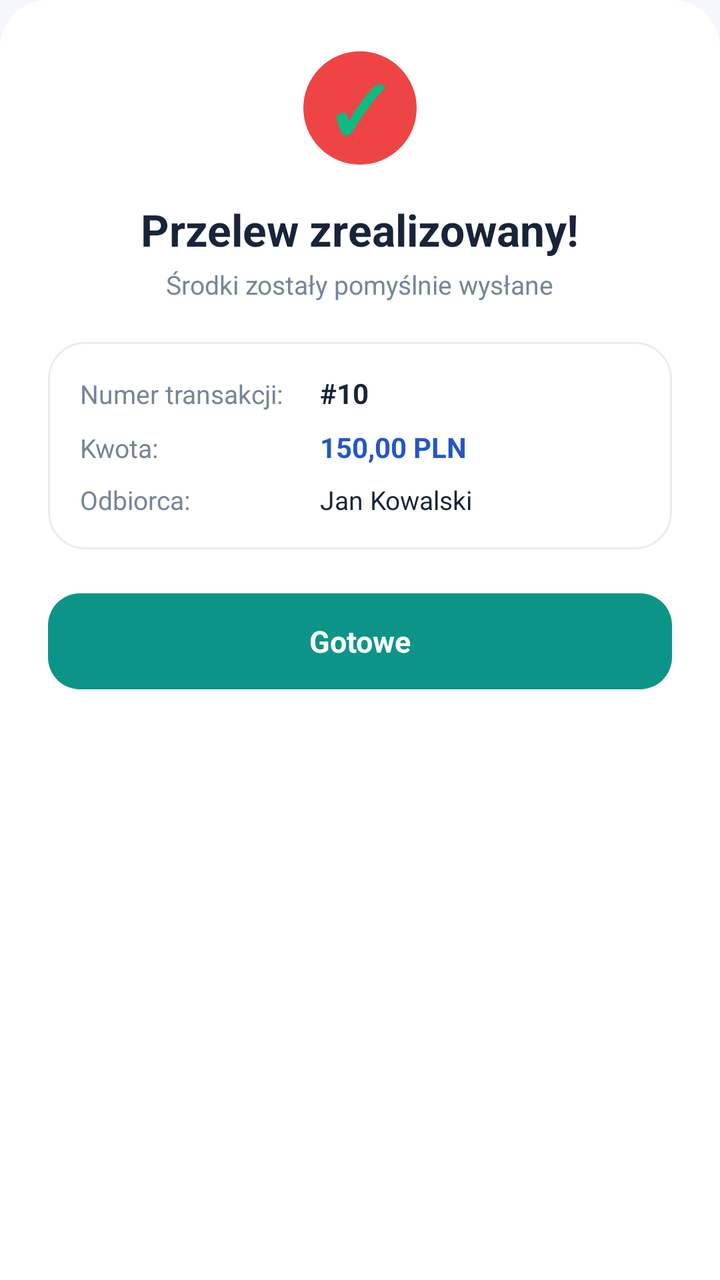
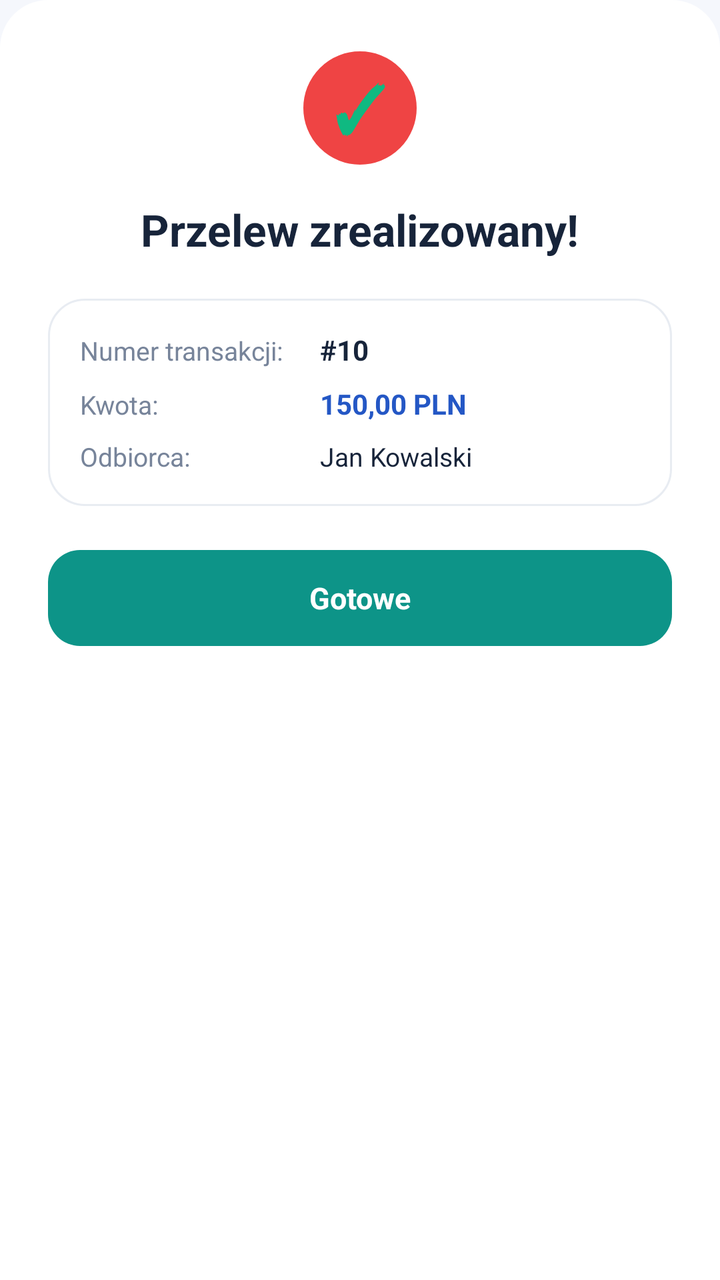

Compare the two renders of this Android layout. The source of the first and the diff that turns it into the second are given below.
<!-- AndroidManifest.xml: application theme Theme.Bank3 -->
<!-- res/layout/dialog_transfer_success.xml -->
<?xml version="1.0" encoding="utf-8"?>
<LinearLayout xmlns:android="http://schemas.android.com/apk/res/android"
    android:id="@+id/dialogSuccessRoot"
    android:layout_width="match_parent"
    android:layout_height="wrap_content"
    android:orientation="vertical"
    android:padding="24dp"
    android:gravity="center_horizontal"
    android:background="@drawable/bg_popup_rounded">

    
    <TextView
        android:id="@+id/iconSuccess"
        android:layout_width="60dp"
        android:layout_height="60dp"
        android:gravity="center"
        android:text="✓"
        android:textColor="#10B981"
        android:textSize="32sp"
        android:textStyle="bold"
        android:background="@drawable/bg_notification_dot" />

    <TextView
        android:id="@+id/dialogSuccessTitle"
        android:layout_width="wrap_content"
        android:layout_height="wrap_content"
        android:layout_marginTop="16dp"
        android:text="Przelew zrealizowany!"
        android:textColor="@color/theme_text"
        android:textSize="22sp"
        android:textStyle="bold" />

    <TextView
        android:id="@+id/dialogSuccessSubtitle"
        android:layout_width="wrap_content"
        android:layout_height="wrap_content"
        android:layout_marginTop="4dp"
        android:text="Środki zostały pomyślnie wysłane"
        android:textColor="@color/theme_text_secondary"
        android:textSize="13sp" />

    
    <LinearLayout
        android:layout_width="match_parent"
        android:layout_height="wrap_content"
        android:layout_marginTop="20dp"
        android:background="@drawable/bg_quick_action"
        android:orientation="vertical"
        android:padding="16dp">

        <LinearLayout
            android:layout_width="match_parent"
            android:layout_height="wrap_content"
            android:orientation="horizontal">

            <TextView
                android:layout_width="120dp"
                android:layout_height="wrap_content"
                android:text="Numer transakcji:"
                android:textColor="@color/theme_text_secondary"
                android:textSize="13sp" />

            <TextView
                android:id="@+id/txtSuccessTxId"
                android:layout_width="0dp"
                android:layout_height="wrap_content"
                android:layout_weight="1"
                android:text="#10"
                android:textColor="@color/theme_text"
                android:textSize="14sp"
                android:textStyle="bold" />
        </LinearLayout>

        <LinearLayout
            android:layout_width="match_parent"
            android:layout_height="wrap_content"
            android:layout_marginTop="8dp"
            android:orientation="horizontal">

            <TextView
                android:layout_width="120dp"
                android:layout_height="wrap_content"
                android:text="Kwota:"
                android:textColor="@color/theme_text_secondary"
                android:textSize="13sp" />

            <TextView
                android:id="@+id/txtSuccessAmount"
                android:layout_width="0dp"
                android:layout_height="wrap_content"
                android:layout_weight="1"
                android:text="150,00 PLN"
                android:textColor="@color/theme_primary"
                android:textSize="14sp"
                android:textStyle="bold" />
        </LinearLayout>

        <LinearLayout
            android:layout_width="match_parent"
            android:layout_height="wrap_content"
            android:layout_marginTop="8dp"
            android:orientation="horizontal">

            <TextView
                android:layout_width="120dp"
                android:layout_height="wrap_content"
                android:text="Odbiorca:"
                android:textColor="@color/theme_text_secondary"
                android:textSize="13sp" />

            <TextView
                android:id="@+id/txtSuccessRecipient"
                android:layout_width="0dp"
                android:layout_height="wrap_content"
                android:layout_weight="1"
                android:text="Jan Kowalski"
                android:textColor="@color/theme_text"
                android:textSize="13sp" />
        </LinearLayout>

    </LinearLayout>

    <TextView
        android:id="@+id/btnSuccessDone"
        android:layout_width="match_parent"
        android:layout_height="48dp"
        android:layout_marginTop="22dp"
        android:background="@drawable/bg_register_button"
        android:gravity="center"
        android:text="Gotowe"
        android:textColor="#FFFFFF"
        android:textSize="15sp"
        android:textStyle="bold"
        android:clickable="true"
        android:focusable="true" />

</LinearLayout>
<!-- resources referenced by this layout -->
<resources>
  <color name="theme_primary">#2457C5</color>
  <color name="theme_text">#17243A</color>
  <color name="theme_text_secondary">#77849A</color>
  <!-- drawable bg_notification_dot (drawable) -->
  <?xml version="1.0" encoding="utf-8"?>
  <shape xmlns:android="http://schemas.android.com/apk/res/android"
      android:shape="oval">
      <solid android:color="#EF4444" />
      <stroke android:width="1.5dp" android:color="#FFFFFF" />
  </shape>
  <!-- drawable bg_popup_rounded (drawable) -->
  <?xml version="1.0" encoding="utf-8"?>
  <shape xmlns:android="http://schemas.android.com/apk/res/android"
      android:shape="rectangle">
      <solid android:color="@color/theme_surface" />
      <corners
          android:topLeftRadius="24dp"
          android:topRightRadius="24dp" />
  </shape>
  <!-- drawable bg_quick_action (drawable) -->
  <?xml version="1.0" encoding="utf-8"?>
  <shape xmlns:android="http://schemas.android.com/apk/res/android">
  
      <corners android:radius="18dp" />
  
      <solid android:color="@color/theme_surface" />
  
      <stroke
          android:width="1dp"
          android:color="@color/theme_divider" />
  
  </shape>
  <!-- drawable bg_register_button (drawable) -->
  <?xml version="1.0" encoding="utf-8"?>
  <shape xmlns:android="http://schemas.android.com/apk/res/android"
      android:shape="rectangle">
  
      <corners android:radius="16dp" />
  
      <solid android:color="#0D9488" />
  
      <padding
          android:left="8dp"
          android:top="4dp"
          android:right="8dp"
          android:bottom="4dp" />
  
  </shape>
  <style name="Theme.Bank3" parent="Base.Theme.Bank3" />
  <color name="theme_surface">#FFFFFF</color>
  <color name="theme_divider">#E8ECF2</color>
  <style name="Base.Theme.Bank3" parent="Theme.Material3.Light.NoActionBar">
  
          <item name="colorPrimary">@color/theme_primary</item>
          <item name="colorOnPrimary">@color/theme_on_primary</item>
  
          <item name="colorSecondary">@color/theme_accent</item>
          <item name="colorOnSecondary">@color/theme_on_primary</item>
  
          <item name="android:colorBackground">@color/theme_background</item>
          <item name="colorSurface">@color/theme_surface</item>
          <item name="colorOnSurface">@color/theme_text</item>
  
          <item name="android:statusBarColor">@color/theme_background</item>
          <item name="android:navigationBarColor">@color/theme_background</item>
  
          <item name="android:windowLightStatusBar">true</item>
          <item name="android:windowLightNavigationBar">true</item>
      </style>
  <color name="theme_on_primary">#FFFFFF</color>
  <color name="theme_accent">#527DE8</color>
  <color name="theme_background">#F5F7FC</color>
</resources>

<!-- the commit's change to res/layout/dialog_transfer_success.xml (unified diff, before → after) -->
@@ -29,15 +29,6 @@
         android:textColor="@color/theme_text"
         android:textSize="22sp"
         android:textStyle="bold" />
-
-    <TextView
-        android:id="@+id/dialogSuccessSubtitle"
-        android:layout_width="wrap_content"
-        android:layout_height="wrap_content"
-        android:layout_marginTop="4dp"
-        android:text="Środki zostały pomyślnie wysłane"
-        android:textColor="@color/theme_text_secondary"
-        android:textSize="13sp" />
 
     
     <LinearLayout
